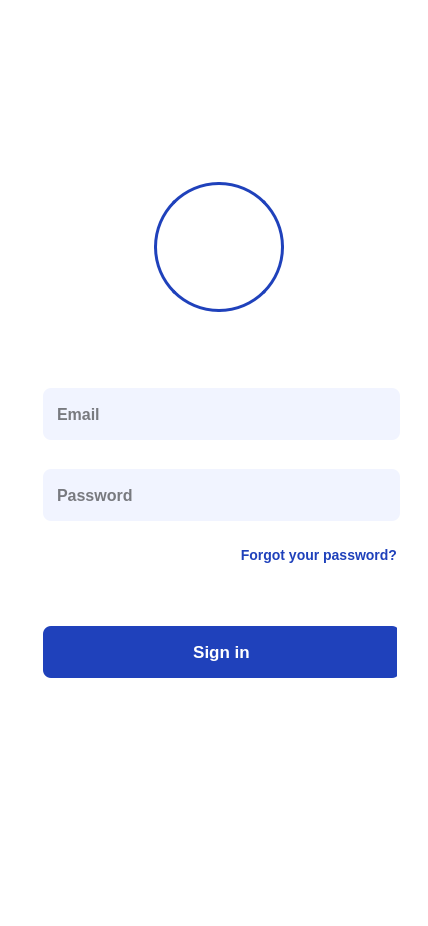
nguyendan07/seminary-management-system, file form.ui: the form before one commit.
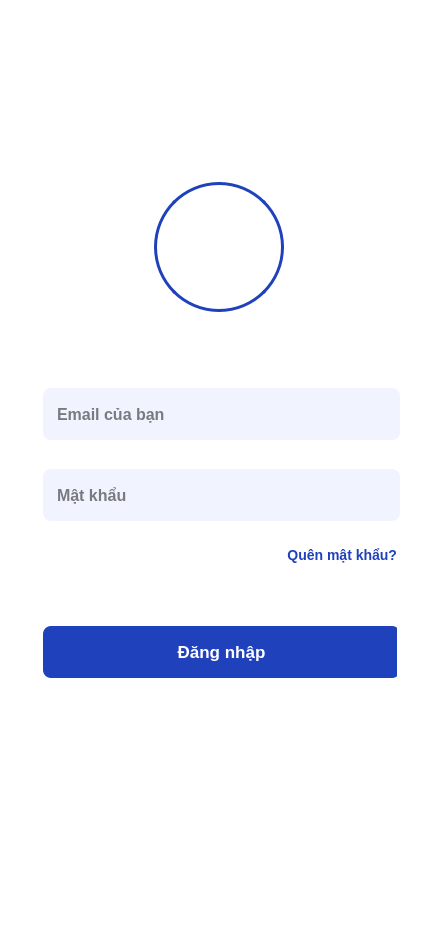
The form after the commit. Icons and pictures are not drawn.

```diff
--- a/form.ui
+++ b/form.ui
@@ -213,7 +213,7 @@
                                                                 </string>
                                                             </property>
                                                             <property name="placeholderText">
-                                                                <string>Email</string>
+                                                                <string>Email của bạn</string>
                                                             </property>
                                                         </widget>
                                                     </item>
@@ -258,7 +258,7 @@
                                                                 <enum>QLineEdit::EchoMode::Password</enum>
                                                             </property>
                                                             <property name="placeholderText">
-                                                                <string>Password</string>
+                                                                <string>Mật khẩu</string>
                                                             </property>
                                                         </widget>
                                                     </item>
@@ -300,7 +300,7 @@
                                                     </string>
                                                 </property>
                                                 <property name="text">
-                                                    <string>Forgot your password?</string>
+                                                    <string>Quên mật khẩu?</string>
                                                 </property>
                                                 <property name="alignment">
                                                     <set>Qt::AlignRight|Qt::AlignVCenter</set>
@@ -387,7 +387,7 @@
                                                                 </string>
                                                             </property>
                                                             <property name="text">
-                                                                <string>Sign in</string>
+                                                                <string>Đăng nhập</string>
                                                             </property>
                                                         </widget>
                                                     </item>
```
